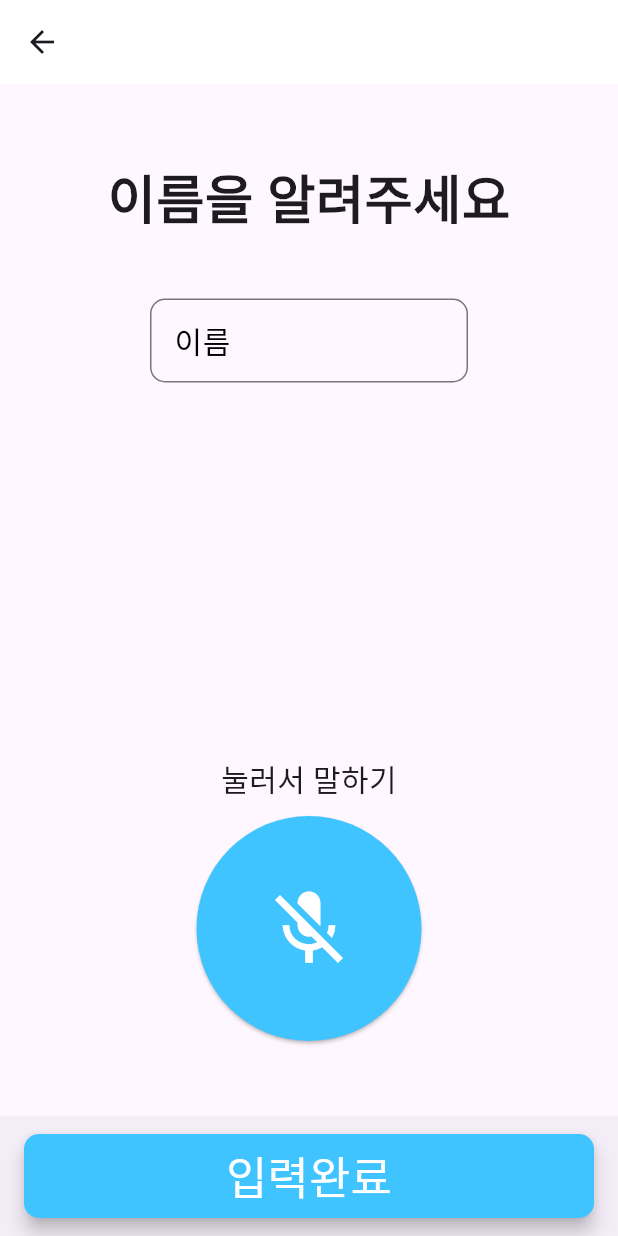
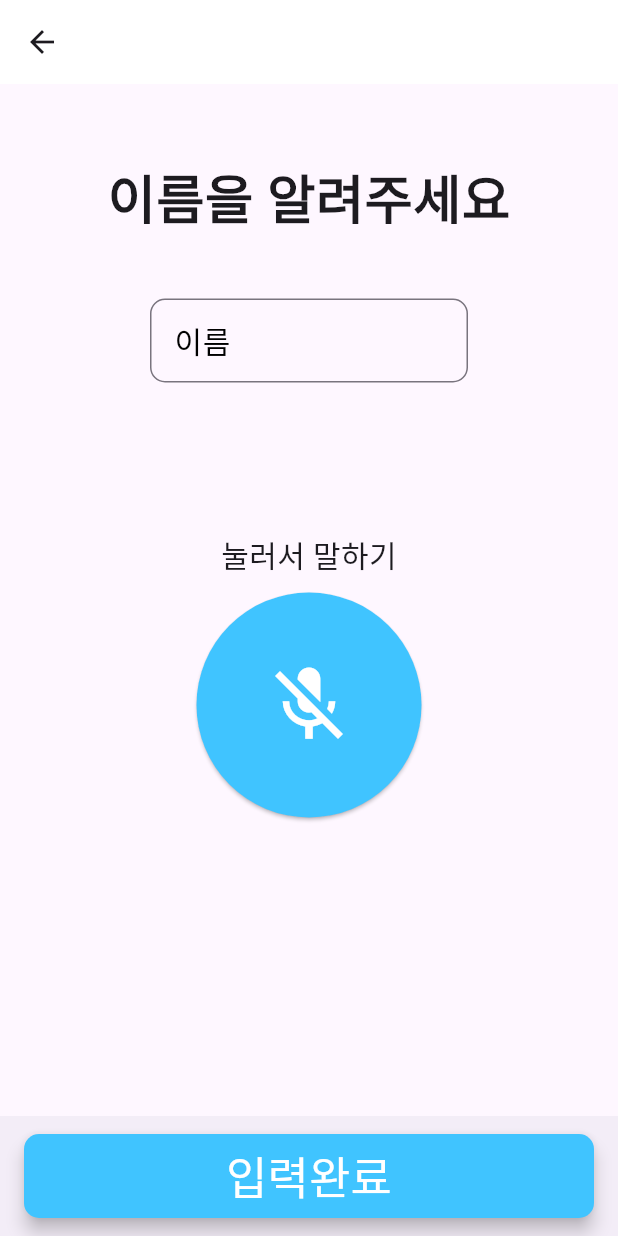
Before and after one commit to sapgun/rumi_flutter_edit, a Flutter app: the Name screen opened directly, on a phone screen of 412 x 824 dp. Run offline on Flutter 3.47's test engine with Material 3 defaults, Android fonts, the phone set to English and light mode, and no system bars; our stand-ins replace contacts_service, fl_chart, flutter_svg, geolocator, google_fonts, shared_preferences and 3 more; accounts and stored records are empty.

Commit message:
11월28일수업후

```diff
--- a/lib/name.dart
+++ b/lib/name.dart
@@ -21,8 +21,8 @@ class _NameState extends State<Name> {
       appBar: AppBar(
         backgroundColor: Colors.white,
       ),
-      body: Column(
-        mainAxisAlignment: MainAxisAlignment.center,
+      body: SingleChildScrollView(
+        child: Column(
           children: [
             SizedBox(
               height: 50.0,
@@ -36,8 +36,7 @@ class _NameState extends State<Name> {
                 fontWeight: FontWeight.bold,
               ),
             ),
-          Expanded(
-            child: Form(
+            Form(
               child: Theme(
                 data: ThemeData(
                   primaryColor: Colors.black,
@@ -52,7 +51,9 @@ class _NameState extends State<Name> {
                   padding: const EdgeInsets.fromLTRB(100.0, 0.0, 100.0, 0.0),
                   child: Column(
                     children: [
-                      SizedBox(height: 40.0,),
+                      SizedBox(
+                        height: 40.0,
+                      ),
                       TextField(
                         controller: controller1,
                         decoration: const InputDecoration(
@@ -63,14 +64,12 @@ class _NameState extends State<Name> {
                         ),
                         keyboardType: TextInputType.name,
                       ),
-
                     ],
                   ),
                 ),
               ),
             ),
-          ),
-          const SizedBox(height: 20.0),
+            SizedBox(height: 100.0),
             Text(
               "눌러서 말하기",
               style: TextStyle(
@@ -91,8 +90,8 @@ class _NameState extends State<Name> {
                 size: 60.0,
               ),
             ),
-          SizedBox(height: 50.0),
           ],
+        ),
       ),
       bottomNavigationBar: BottomAppBar(
         child: Row(
@@ -122,10 +121,7 @@ class _NameState extends State<Name> {
                 ),
                 child: Text(
                   '입력완료',
-                  style: TextStyle(
-                      color: Colors.white,
-                      fontSize: 30.0
-                  ),
+                  style: TextStyle(color: Colors.white, fontSize: 30.0),
                 ),
               ),
             ),
```
Lines whose indentation alone changed are shown as unchanged.
